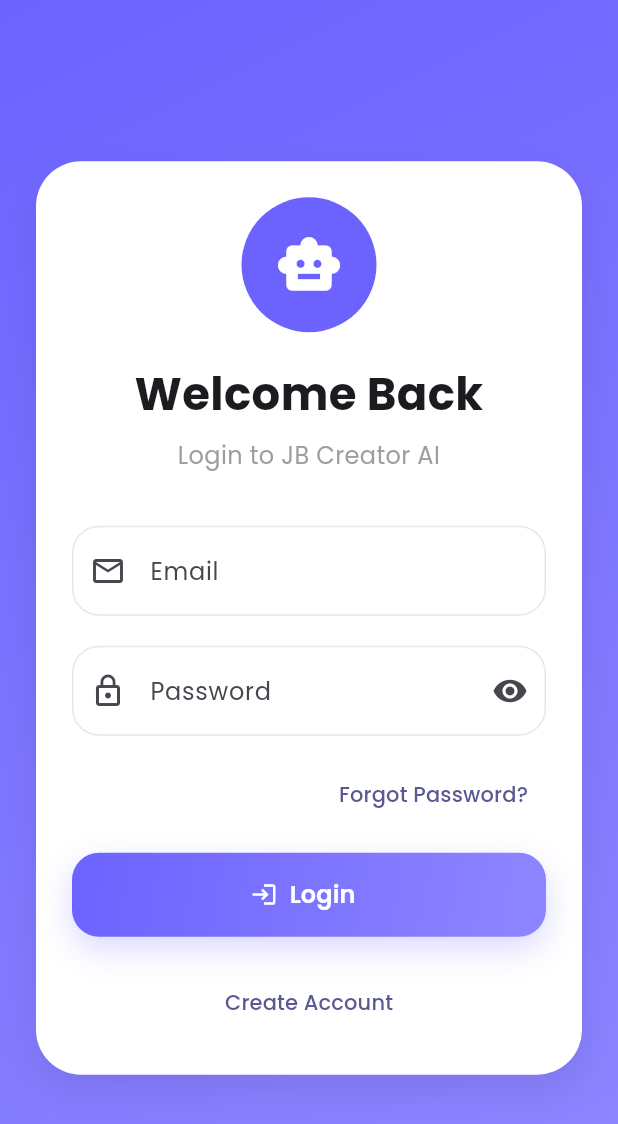
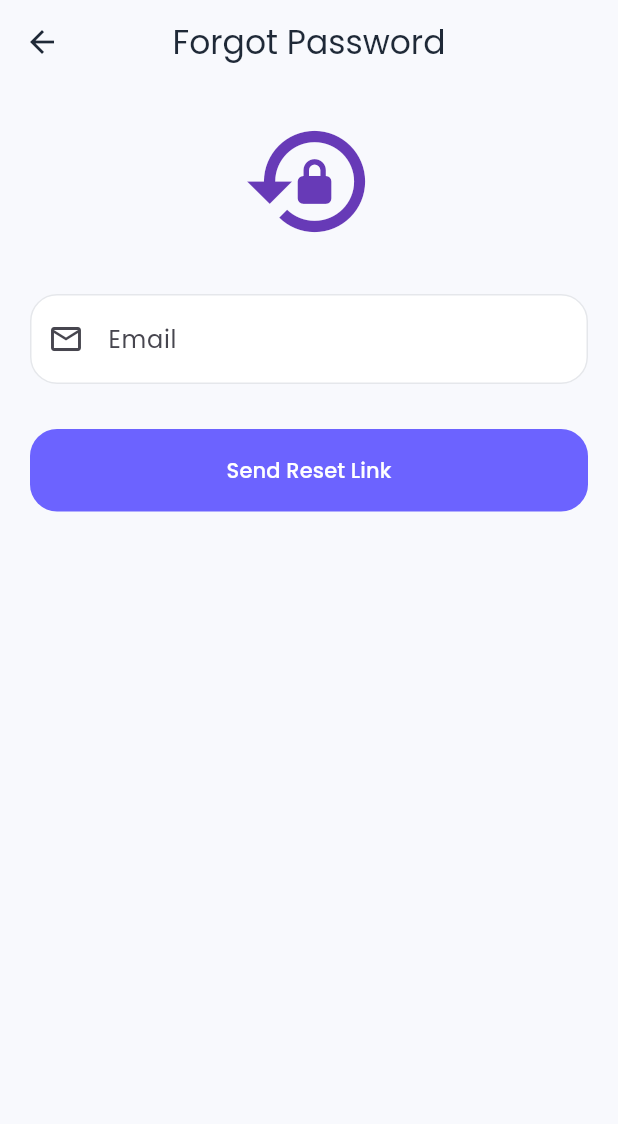
Before and after one commit to jaychandbhagat756-cpu/jb_creator_ai, a Flutter app: the screen it shows after launch, after a tap on "Forgot Password?", on a phone screen of 412 x 824 dp. Shown: the top 1124 px of the screen. Run offline on Flutter 3.47's test engine with Material 3 defaults, Android fonts, the phone set to English and light mode, and no system bars; our stand-ins replace cached_network_image, firebase_auth, firebase_core, google_fonts, google_sign_in, hive and 3 more; missing offline and left inert: image_gallery_saver_plus; accounts and stored records are empty.

```diff
--- a/lib/main.dart
+++ b/lib/main.dart
@@ -8,7 +8,7 @@ import 'models/prompt_model.dart';
 import 'models/project_model.dart'; // 🎯 ProjectModel Import जोड़ा गया
 
 import 'theme/app_theme.dart';
-import 'screens/login_screen.dart'; // 🎯 LoginScreen Import जोड़ा गया
+import 'screens/splash_screen.dart'; // 🎯 Step 2: SplashScreen Import जोड़ा गया
 
 import 'providers/chat_provider.dart';
 import 'providers/thumbnail_provider.dart';
@@ -76,7 +76,7 @@ class JBCreatorAI extends StatelessWidget {
       debugShowCheckedModeBanner: false,
       title: 'JB Creator AI',
       theme: AppTheme.lightTheme,
-      home: const LoginScreen(), // 🎯 Ab app start hone par LoginScreen dikhega
+      home: const SplashScreen(), // 🎯 2. Ab app start hone par SplashScreen dikhega (Auto-Login check ke sath)
     );
   }
 }
--- a/lib/screens/forgot_password_screen.dart
+++ b/lib/screens/forgot_password_screen.dart
@@ -0,0 +1,187 @@
+import 'package:flutter/material.dart';
+import 'package:firebase_auth/firebase_auth.dart';
+
+import '../services/auth_service.dart';
+
+class ForgotPasswordScreen extends StatefulWidget {
+  const ForgotPasswordScreen({super.key});
+
+  @override
+  State<ForgotPasswordScreen> createState() =>
+      _ForgotPasswordScreenState();
+}
+
+class _ForgotPasswordScreenState
+    extends State<ForgotPasswordScreen> {
+  final _formKey = GlobalKey<FormState>();
+
+  final emailController = TextEditingController();
+
+  bool isLoading = false;
+
+  @override
+  void dispose() {
+    emailController.dispose();
+    super.dispose();
+  }
+
+  Future<void> resetPassword() async {
+    FocusScope.of(context).unfocus();
+
+    if (!_formKey.currentState!.validate()) {
+      return;
+    }
+
+    setState(() {
+      isLoading = true;
+    });
+
+    try {
+      await AuthService().resetPassword(
+        emailController.text.trim(),
+      );
+
+      if (!mounted) return;
+
+      showDialog(
+        context: context,
+        builder: (_) {
+          return AlertDialog(
+            title: const Text("Success"),
+            content: const Text(
+              "Password reset link has been sent to your email.",
+            ),
+            actions: [
+              TextButton(
+                onPressed: () {
+                  Navigator.pop(context);
+                  Navigator.pop(context);
+                },
+                child: const Text("OK"),
+              ),
+            ],
+          );
+        },
+      );
+    } catch (e) {
+      if (!mounted) return;
+
+      String message = "Something went wrong";
+
+      if (e is FirebaseAuthException) {
+        switch (e.code) {
+          case "invalid-email":
+            message = "Please enter a valid email.";
+            break;
+
+          case "user-not-found":
+            message = "No account found with this email.";
+            break;
+
+          case "network-request-failed":
+            message =
+            "No internet connection.";
+            break;
+
+          default:
+            message =
+                e.message ?? "Password reset failed.";
+        }
+      }
+
+      ScaffoldMessenger.of(context).showSnackBar(
+        SnackBar(
+          content: Text(message),
+          behavior: SnackBarBehavior.floating,
+        ),
+      );
+    } finally {
+      if (mounted) {
+        setState(() {
+          isLoading = false;
+        });
+      }
+    }
+  }
+
+  @override
+  Widget build(BuildContext context) {
+    return Scaffold(
+      appBar: AppBar(
+        title: const Text("Forgot Password"),
+        centerTitle: true,
+      ),
+      body: Padding(
+        padding: const EdgeInsets.all(20),
+        child: Form(
+          key: _formKey,
+          child: Column(
+            children: [
+              const Icon(
+                Icons.lock_reset,
+                size: 90,
+                color: Colors.deepPurple,
+              ),
+
+              const SizedBox(height: 30),
+
+              TextFormField(
+                controller: emailController,
+                keyboardType:
+                TextInputType.emailAddress,
+                validator: (value) {
+                  if (value == null ||
+                      value.trim().isEmpty) {
+                    return "Please enter your email";
+                  }
+
+                  final regex = RegExp(
+                    r'^[\w-.]+@([\w-]+\.)+[\w-]{2,4}$',
+                  );
+
+                  if (!regex.hasMatch(value.trim())) {
+                    return "Enter a valid email";
+                  }
+
+                  return null;
+                },
+                decoration:
+                const InputDecoration(
+                  labelText: "Email",
+                  prefixIcon:
+                  Icon(Icons.email_outlined),
+                  border: OutlineInputBorder(),
+                ),
+              ),
+
+              const SizedBox(height: 30),
+
+              SizedBox(
+                width: double.infinity,
+                height: 55,
+                child: ElevatedButton(
+                  onPressed: isLoading
+                      ? null
+                      : resetPassword,
+                  child: isLoading
+                      ? const SizedBox(
+                    width: 24,
+                    height: 24,
+                    child:
+                    CircularProgressIndicator(
+                      strokeWidth: 2,
+                      color: Colors.white,
+                    ),
+                  )
+                      : const Text(
+                    "Send Reset Link",
+                  ),
+                ),
+              ),
+            ],
+          ),
+        ),
+      ),
+    );
+  }
+}
--- a/lib/screens/login_screen.dart
+++ b/lib/screens/login_screen.dart
@@ -1,8 +1,10 @@
 import 'package:flutter/material.dart';
+import 'package:firebase_auth/firebase_auth.dart'; // 🎯 Google Auth/Firebase Exceptions के लिए इम्पोर्ट
 import '../services/auth_service.dart';
 import '../widgets/premium_button.dart'; // 🎯 नया प्रीमियम बटन इम्पोर्ट
 import 'main_navigation_screen.dart';
 import 'register_screen.dart';
+import 'forgot_password_screen.dart'; // 🎯 Step 2: Forgot Password Screen Import जोड़ा गया
 
 class LoginScreen extends StatefulWidget {
   const LoginScreen({super.key});
@@ -132,7 +134,13 @@ class _LoginScreenState extends State<LoginScreen> {
                         alignment: Alignment.centerRight,
                         child: TextButton(
                           onPressed: () {
-                            // आगे Forgot Password स्क्रीन जोड़ेंगे
+                            // 🎯 Step 3: Forgot Password Screen पर जाने के लिए नेविगेशन जोड़ा गया
+                            Navigator.push(
+                              context,
+                              MaterialPageRoute(
+                                builder: (_) => const ForgotPasswordScreen(),
+                              ),
+                            );
                           },
                           child: const Text("Forgot Password?"),
                         ),
@@ -158,7 +166,6 @@ class _LoginScreenState extends State<LoginScreen> {
                           }
 
                           try {
-                            // 🛠️ यहाँ 'login' को बदलकर 'signIn' कर दिया गया है
                             await AuthService().signIn(
                               email: emailController.text.trim(),
                               password: passwordController.text.trim(),
@@ -182,6 +189,43 @@ class _LoginScreenState extends State<LoginScreen> {
                             );
                           }
                         },
+                      ),
+                      const SizedBox(height: 16),
+
+                      // Continue with Google Button
+                      OutlinedButton.icon(
+                        onPressed: () async {
+                          try {
+                            await AuthService().signInWithGoogle();
+
+                            if (!context.mounted) return;
+
+                            Navigator.pushReplacement(
+                              context,
+                              MaterialPageRoute(
+                                builder: (_) => const MainNavigationScreen(),
+                              ),
+                            );
+                          } on FirebaseAuthException catch (e) {
+                            if (!context.mounted) return;
+
+                            ScaffoldMessenger.of(context).showSnackBar(
+                              SnackBar(
+                                content: Text(e.message ?? "Google Sign-In failed"),
+                              ),
+                            );
+                          } catch (e) {
+                            if (!context.mounted) return;
+
+                            ScaffoldMessenger.of(context).showSnackBar(
+                              SnackBar(
+                                content: Text(e.toString()),
+                              ),
+                            );
+                          }
+                        },
+                        icon: const Icon(Icons.login),
+                        label: const Text("Continue with Google"),
                       ),
                       const SizedBox(height: 20),
 
--- a/lib/screens/splash_screen.dart
+++ b/lib/screens/splash_screen.dart
@@ -0,0 +1,92 @@
+import 'package:flutter/material.dart';
+import 'package:firebase_auth/firebase_auth.dart';
+
+import 'login_screen.dart';
+import 'main_navigation_screen.dart';
+
+class SplashScreen extends StatefulWidget {
+  const SplashScreen({super.key});
+
+  @override
+  State<SplashScreen> createState() => _SplashScreenState();
+}
+
+class _SplashScreenState extends State<SplashScreen> {
+
+  @override
+  void initState() {
+    super.initState();
+    checkLogin();
+  }
+
+  Future<void> checkLogin() async {
+
+    await Future.delayed(
+      const Duration(seconds: 2),
+    );
+
+    if (!mounted) return;
+
+    final user = FirebaseAuth.instance.currentUser;
+
+    if (user != null) {
+      Navigator.pushReplacement(
+        context,
+        MaterialPageRoute(
+          builder: (_) => const MainNavigationScreen(),
+        ),
+      );
+    } else {
+      Navigator.pushReplacement(
+        context,
+        MaterialPageRoute(
+          builder: (_) => const LoginScreen(),
+        ),
+      );
+    }
+  }
+
+  @override
+  Widget build(BuildContext context) {
+
+    return Scaffold(
+
+      body: Center(
+
+        child: Column(
+
+          mainAxisAlignment: MainAxisAlignment.center,
+
+          children: [
+
+            Icon(
+              Icons.smart_toy,
+              size: 90,
+              color: Theme.of(context).primaryColor,
+            ),
+
+            SizedBox(height: 20),
+
+            Text(
+              "JB Creator AI",
+              style: TextStyle(
+                fontSize: 28,
+                fontWeight: FontWeight.bold,
+              ),
+            ),
+
+            SizedBox(height: 40),
+
+            CircularProgressIndicator(),
+
+          ],
+
+        ),
+
+      ),
+
+    );
+
+  }
+
+}
--- a/pubspec.yaml
+++ b/pubspec.yaml
@@ -20,8 +20,8 @@ dependencies:
 
   # Firebase
   firebase_core: ^4.0.0
-  firebase_auth: ^6.0.0
-  google_sign_in: ^7.1.0
+  firebase_auth: ^6.5.7
+  google_sign_in: ^7.2.0
 
   # Utilities
   intl: ^0.20.3
```
Also changed, not shown: lib/screens/ai_script_screen.dart (+21 -8 lines), lib/screens/all_projects_screen.dart (+16 -9 lines), lib/services/auth_service.dart (+22 -0 lines).
